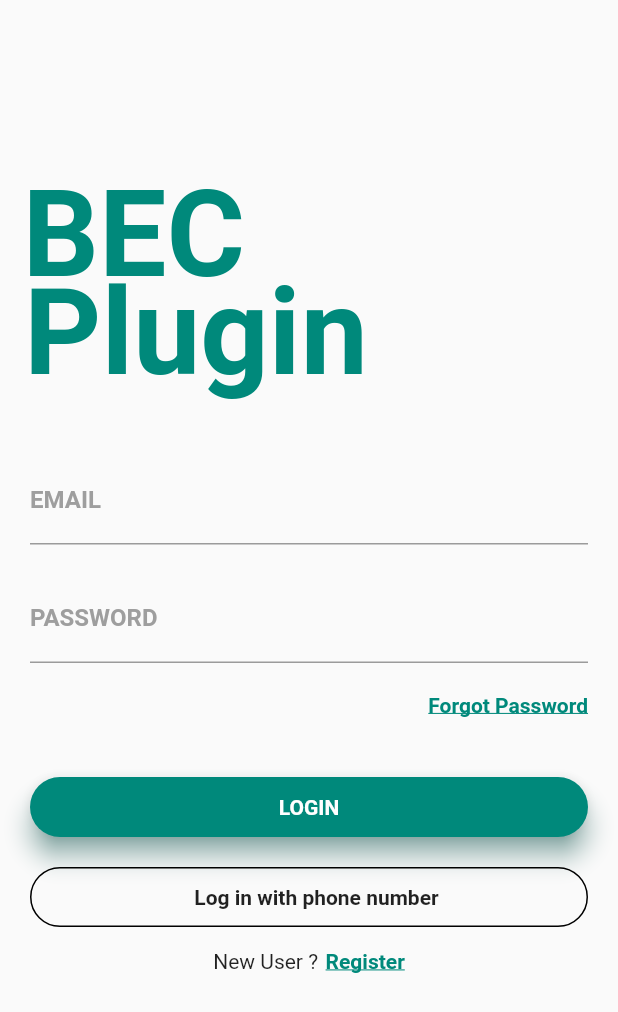
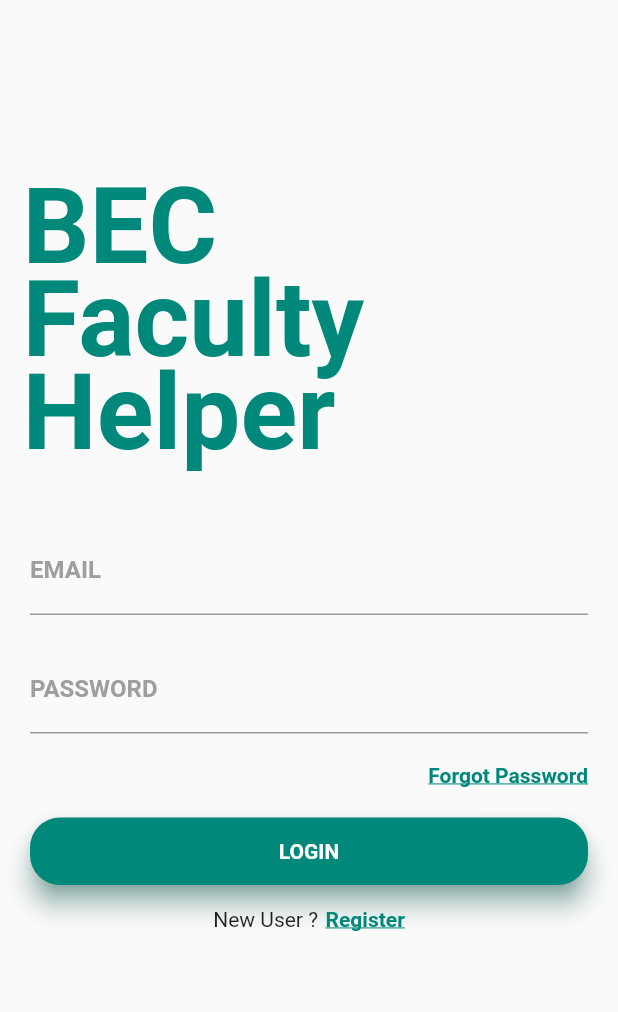
Before and after one commit to ioxvar/BEC-plugin, a Flutter app: the screen it shows after launch, on a phone screen of 412 x 824 dp. Shown: the top 1012 px of the screen. Run offline on Flutter 3.47's test engine with Material 2 defaults, Android fonts, the phone set to English and light mode, and no system bars; Roboto replaces fonts that are missing (Montserrat).

Commit message:
Removed linking with phone number

```diff
--- a/lib/main.dart
+++ b/lib/main.dart
@@ -37,15 +37,23 @@ class _MyHomePageState extends State<MyHomePage> {
                 child: Text('BEC',
                     style: TextStyle(
                         color: Colors.teal[600].withOpacity(1),
-                        fontSize: 80.0,
+                        fontSize: 70.0,
                         fontWeight: FontWeight.bold)),
               ),
               Container(
-                padding: EdgeInsets.fromLTRB(16.0, 175.0, 0.0, 0.0),
-                child: Text('Plugin',
+                padding: EdgeInsets.fromLTRB(15.0, 172.0, 0.0, 0.0),
+                child: Text('Faculty',
                     style: TextStyle(
                         color: Colors.teal[600].withOpacity(1),
-                        fontSize: 80.0,
+                        fontSize: 70.0,
+                        fontWeight: FontWeight.bold)),
+              ),
+              Container(
+                padding: EdgeInsets.fromLTRB(15.0, 234.0, 0.0, 0.0),
+                child: Text('Helper',
+                    style: TextStyle(
+                        color: Colors.teal[600].withOpacity(1),
+                        fontSize: 70.0,
                         fontWeight: FontWeight.bold)),
               ),
             ],
@@ -92,9 +100,9 @@ class _MyHomePageState extends State<MyHomePage> {
                     ),
                   ),
                 ),
-                SizedBox(height: 40.0),
+                SizedBox(height: 20.0),
                 Container(
-                  height: 40.0,
+                  height: 45.0,
                   child: Material(
                     borderRadius: BorderRadius.circular(20.0),
                     shadowColor: Colors.teal.shade600,
@@ -114,32 +122,32 @@ class _MyHomePageState extends State<MyHomePage> {
                     ),
                   ),
                 ),
-                SizedBox(height: 20.0),
-                Container(
-                  height: 40.0,
-                  color: Colors.transparent,
-                  child: Container(
-                    decoration: BoxDecoration(
-                        border: Border.all(
-                            color: Colors.black,
-                            style: BorderStyle.solid,
-                            width: 1.0),
-                        color: Colors.transparent,
-                        borderRadius: BorderRadius.circular(20.0)),
-                    child: Row(
-                      mainAxisAlignment: MainAxisAlignment.center,
-                      children: <Widget>[
-                        SizedBox(width: 10.0),
-                        Center(
-                          child: Text('Log in with phone number',
-                              style: TextStyle(
-                                  fontWeight: FontWeight.bold,
-                                  fontFamily: 'Montserrat')),
-                        )
-                      ],
-                    ),
-                  ),
-                )
+                // SizedBox(height: 20.0),
+                // Container(
+                //   height: 40.0,
+                //   color: Colors.transparent,
+                //   child: Container(
+                //     decoration: BoxDecoration(
+                //         border: Border.all(
+                //             color: Colors.black,
+                //             style: BorderStyle.solid,
+                //             width: 1.0),
+                //         color: Colors.transparent,
+                //         borderRadius: BorderRadius.circular(20.0)),
+                //     child: Row(
+                //       mainAxisAlignment: MainAxisAlignment.center,
+                //       children: <Widget>[
+                //         SizedBox(width: 10.0),
+                //         Center(
+                //           child: Text('Log in with phone number',
+                //               style: TextStyle(
+                //                   fontWeight: FontWeight.bold,
+                //                   fontFamily: 'Montserrat')),
+                //         )
+                //       ],
+                //     ),
+                //   ),
+                // )
               ],
             )),
         SizedBox(height: 15.0),
```
